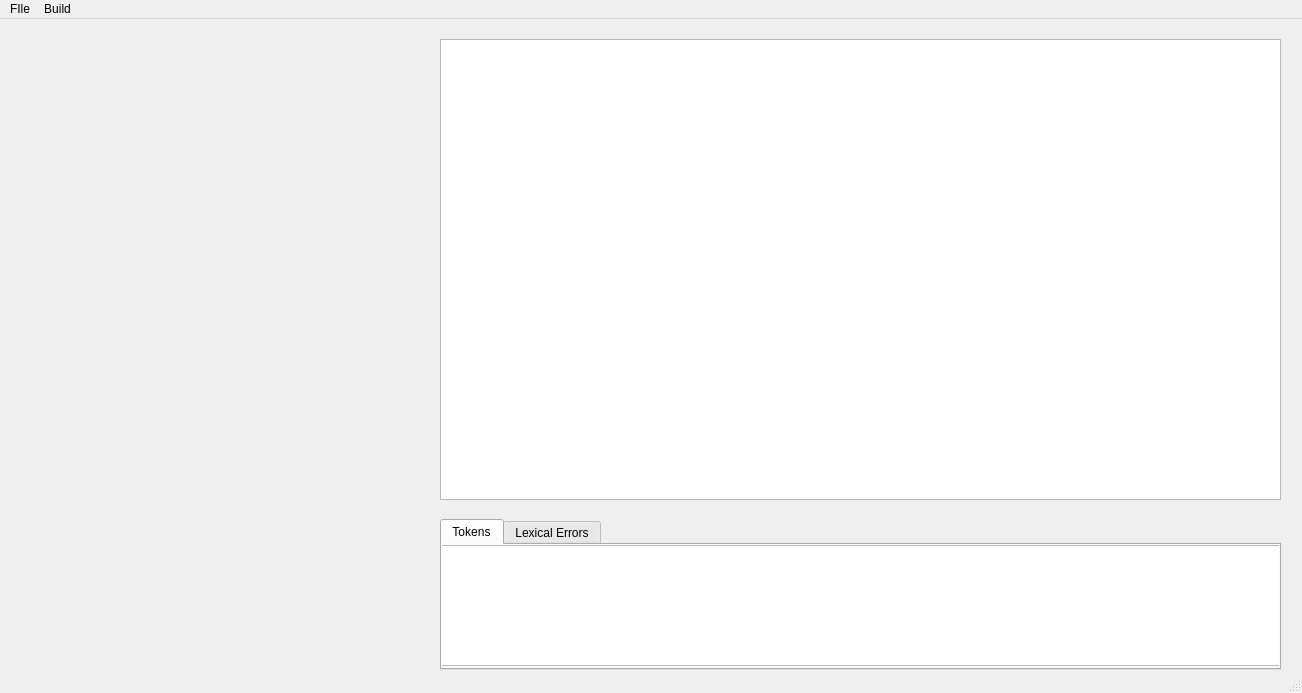
Before: the Qt Designer form ui/mainwindow.ui in AminHP/Pcc, drawn with Qt 5.
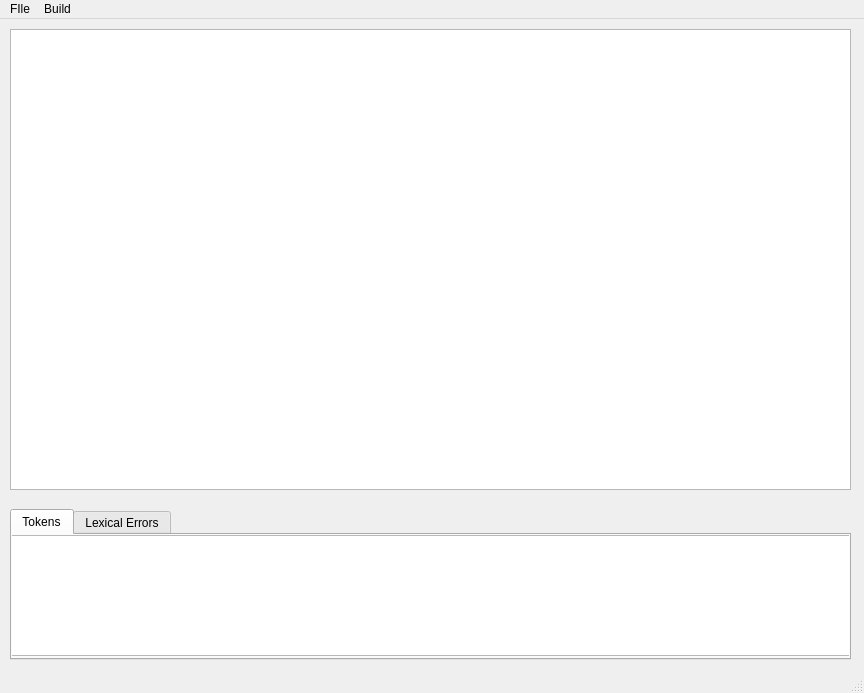
After: the same form once the commit is applied.

What changed in the file:
```diff
--- a/ui/mainwindow.ui
+++ b/ui/mainwindow.ui
@@ -6,7 +6,7 @@
    <rect>
     <x>0</x>
     <y>0</y>
-    <width>1302</width>
+    <width>864</width>
     <height>693</height>
    </rect>
   </property>
@@ -17,8 +17,8 @@
    <widget class="QTextEdit" name="codeTextEdit">
     <property name="geometry">
      <rect>
-      <x>440</x>
-      <y>20</y>
+      <x>10</x>
+      <y>10</y>
       <width>841</width>
       <height>461</height>
      </rect>
@@ -27,8 +27,8 @@
    <widget class="QTabWidget" name="resultTabWidget">
     <property name="geometry">
      <rect>
-      <x>440</x>
-      <y>500</y>
+      <x>10</x>
+      <y>490</y>
       <width>841</width>
       <height>151</height>
      </rect>
@@ -73,7 +73,7 @@
     <rect>
      <x>0</x>
      <y>0</y>
-     <width>1302</width>
+     <width>864</width>
      <height>19</height>
     </rect>
    </property>
```
